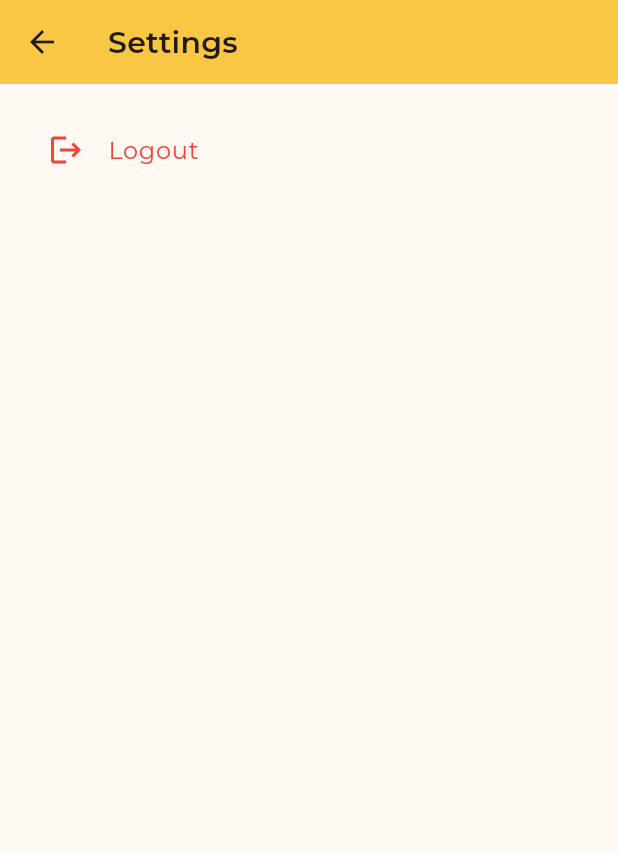
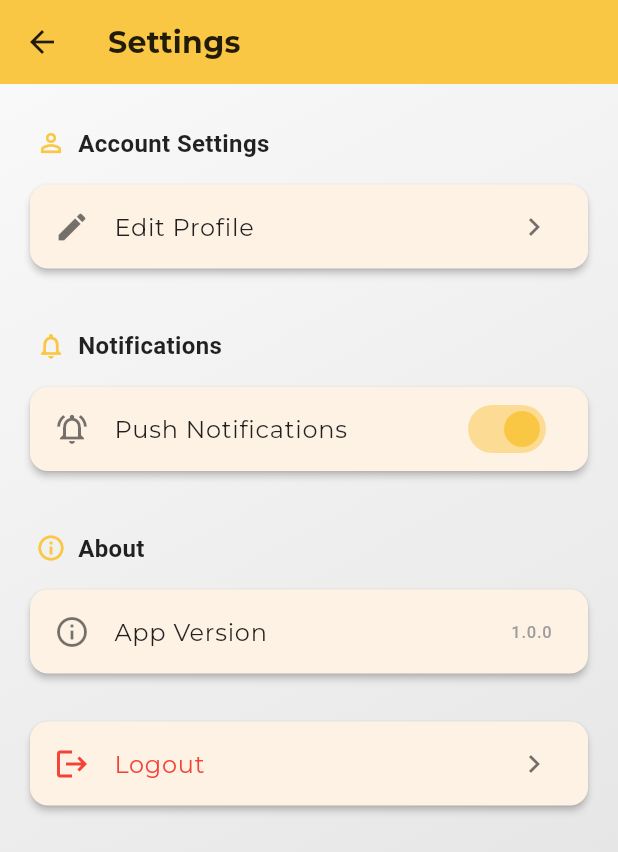
Before and after one commit to Shelby-solutions/mujbites, a Flutter app: the SettingsScreen screen opened directly, on a phone screen of 412 x 824 dp. Shown: the top 852 px of the screen. Run offline on Flutter 3.47's test engine with Material 3 defaults, Android fonts, the phone set to English and light mode, and no system bars; our stand-ins replace flutter_local_notifications, flutter_staggered_animations, google_fonts, permission_handler, shared_preferences; accounts and stored records are empty; network calls fail; project files that could hold a hidden picture were left out.

Commit message:
hugging face

```diff
--- a/my_app/lib/screens/profile_screen.dart
+++ b/my_app/lib/screens/profile_screen.dart
@@ -386,19 +386,134 @@ class SettingsScreen extends StatelessWidget {
   Widget build(BuildContext context) {
     return Scaffold(
       appBar: AppBar(
-        title: const Text('Settings'),
+        title: const Text('Settings',
+            style: TextStyle(fontWeight: FontWeight.bold, color: Colors.black87)),
         backgroundColor: const Color(0xFFFAC744),
+        elevation: 0,
+        iconTheme: const IconThemeData(color: Colors.black87),
       ),
-      body: ListView(
-        padding: const EdgeInsets.all(16),
+      body: Container(
+        decoration: const BoxDecoration(
+          gradient: LinearGradient(
+            begin: Alignment.topLeft,
+            end: Alignment.bottomRight,
+            colors: [Color(0xFFF9F9F9), Color(0xFFE0E0E0)],
+          ),
+        ),
+        child: ListView(
+          padding: const EdgeInsets.all(16),
+          children: [
+            // Account Settings Section
+            _buildSectionHeader('Account Settings', Icons.person_outline),
+            Card(
+              elevation: 2,
+              shape: RoundedRectangleBorder(borderRadius: BorderRadius.circular(12)),
+              child: Column(
+                children: [
+                  _buildSettingTile(
+                    'Edit Profile',
+                    Icons.edit,
+                    () => Navigator.pop(context),
+                  ),
+                ],
+              ),
+            ),
+            const SizedBox(height: 24),
+
+            // Notifications Section
+            _buildSectionHeader('Notifications', Icons.notifications_none),
+            Card(
+              elevation: 2,
+              shape: RoundedRectangleBorder(borderRadius: BorderRadius.circular(12)),
+              child: Column(
+                children: [
+                  _buildSwitchTile(
+                    'Push Notifications',
+                    Icons.notifications_active_outlined,
+                    true,
+                    (value) {},
+                  ),
+                ],
+              ),
+            ),
+            const SizedBox(height: 24),
+
+            // About Section
+            _buildSectionHeader('About', Icons.info_outline),
+            Card(
+              elevation: 2,
+              shape: RoundedRectangleBorder(borderRadius: BorderRadius.circular(12)),
+              child: Column(
+                children: [
+                  _buildSettingTile(
+                    'App Version',
+                    Icons.info_outline,
+                    () {},
+                    trailing: const Text('1.0.0',
+                        style: TextStyle(color: Colors.grey)),
+                  ),
+                ],
+              ),
+            ),
+            const SizedBox(height: 24),
+
+            // Logout Button
+            Card(
+              elevation: 2,
+              shape: RoundedRectangleBorder(borderRadius: BorderRadius.circular(12)),
+              child: _buildSettingTile(
+                'Logout',
+                Icons.logout,
+                () => _logout(context),
+                textColor: Colors.red,
+                iconColor: Colors.red,
+              ),
+            ),
+          ],
+        ),
+      ),
+    );
+  }
+
+  Widget _buildSectionHeader(String title, IconData icon) {
+    return Padding(
+      padding: const EdgeInsets.symmetric(horizontal: 8, vertical: 12),
+      child: Row(
         children: [
-          ListTile(
-            leading: const Icon(Icons.logout, color: Colors.red),
-            title: const Text('Logout', style: TextStyle(color: Colors.red)),
-            onTap: () => _logout(context),
+          Icon(icon, size: 20, color: const Color(0xFFFAC744)),
+          const SizedBox(width: 8),
+          Text(
+            title,
+            style: const TextStyle(
+              fontSize: 16,
+              fontWeight: FontWeight.bold,
+              color: Colors.black87,
+            ),
           ),
         ],
       ),
     );
   }
+
+  Widget _buildSettingTile(String title, IconData icon, VoidCallback onTap,
+      {Widget? trailing, Color? textColor, Color? iconColor}) {
+    return ListTile(
+      leading: Icon(icon, color: iconColor ?? Colors.black54),
+      title: Text(title,
+          style: TextStyle(color: textColor ?? Colors.black87)),
+      trailing: trailing ?? const Icon(Icons.chevron_right, color: Colors.black54),
+      onTap: onTap,
+    );
+  }
+
+  Widget _buildSwitchTile(String title, IconData icon, bool value,
+      Function(bool) onChanged) {
+    return SwitchListTile(
+      secondary: Icon(icon, color: Colors.black54),
+      title: Text(title, style: const TextStyle(color: Colors.black87)),
+      value: value,
+      onChanged: onChanged,
+      activeColor: const Color(0xFFFAC744),
+    );
+  }
 }
```
Also changed, not shown: my_app/lib/screens/login_screen.dart (+11 -1 lines), my_app/lib/services/api_service.dart (+52 -19 lines).
